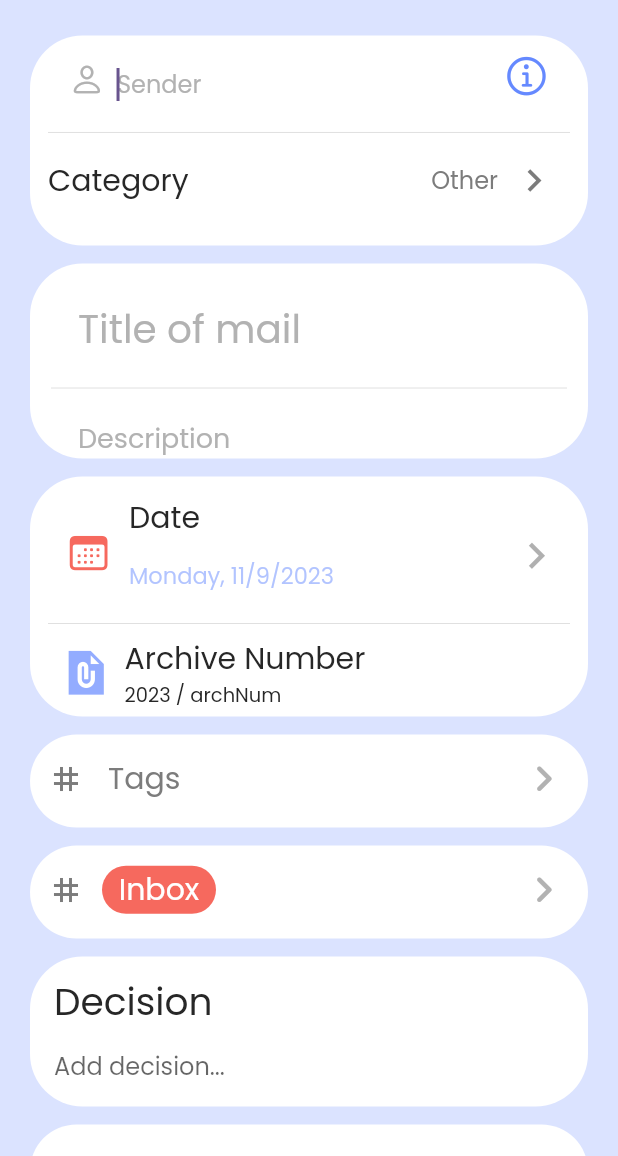
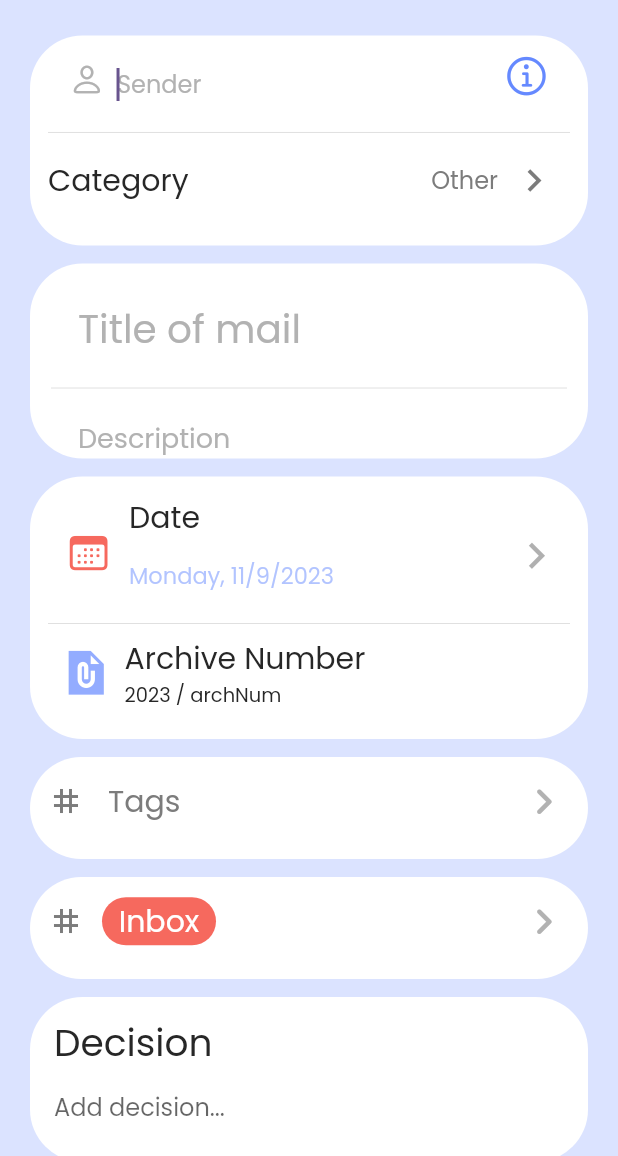
Before and after one commit to ranakh2001/Complaints-Mail-App-palmail-, a Flutter app: the NewInboxView screen opened directly, on a phone screen of 412 x 824 dp, the part 80-1236 px from its top. Run offline on Flutter 3.47's test engine with Material 2 defaults, Android fonts, the phone set to English and light mode, and no system bars; our stand-ins replace calendar_date_picker2, flutter_svg, google_fonts; project files that could hold a hidden picture were left out.

Commit message:
providers

```diff
--- /dev/null
+++ b/lib/providers/category_notifier.dart
@@ -0,0 +1,12 @@
+import 'package:flutter/foundation.dart';
+
+class CategoryProvider with ChangeNotifier {
+  int _clickedIndex = 0;
+
+  int get clickedIndex => _clickedIndex;
+
+  void setClickedIndex(int index) {
+    _clickedIndex = index;
+    notifyListeners();
+  }
+}
--- /dev/null
+++ b/lib/providers/new_inbox_provider.dart
@@ -0,0 +1,22 @@
+import 'package:flutter/cupertino.dart';
+import 'package:flutter/foundation.dart';
+
+class NewInboxProvider with ChangeNotifier {
+  TextEditingController? senderController;
+  TextEditingController? titleController;
+  TextEditingController? addDecisionController;
+  TextEditingController? addNewActivityController;
+  TextEditingController? dateInputController;
+  TextEditingController? descriptionController;
+
+  NewInboxModel() {
+    senderController = TextEditingController();
+    titleController = TextEditingController();
+    addDecisionController = TextEditingController();
+    addNewActivityController = TextEditingController();
+    dateInputController = TextEditingController();
+    descriptionController = TextEditingController();
+  }
+
+// You can add more methods and state management logic here if needed
+}
--- /dev/null
+++ b/lib/providers/sender_search_provider.dart
@@ -0,0 +1,22 @@
+import 'package:flutter/foundation.dart';
+import 'package:flutter/material.dart';
+
+class SenderSearchProvider with ChangeNotifier {
+  TextEditingController senderSearchController = TextEditingController();
+  List<String> orgsSenders = ['Logain', 'Rana', 'Tasneem'];
+  List<String> otherSenders = ['Logain', 'Rana', 'Tasneem'];
+  List<String> filteredSenders = [];
+
+  void searchSender(String query) {
+    final filteredOrgSenders = orgsSenders.where(
+      (sender) => sender.toLowerCase().contains(query.toLowerCase()),
+    );
+
+    final filteredOtherSenders = otherSenders.where(
+      (sender) => sender.toLowerCase().contains(query.toLowerCase()),
+    );
+
+    filteredSenders = [...filteredOrgSenders, ...filteredOtherSenders];
+    notifyListeners();
+  }
+}
--- /dev/null
+++ b/lib/providers/status_provider.dart
@@ -0,0 +1,12 @@
+import 'package:flutter/foundation.dart';
+
+class StatusProvider with ChangeNotifier {
+  int _clickedIndex = 0;
+
+  int get clickedIndex => _clickedIndex;
+
+  void setClickedIndex(int index) {
+    _clickedIndex = index;
+    notifyListeners();
+  }
+}
--- a/lib/screens/new inbox/new_inbox_view.dart
+++ b/lib/screens/new inbox/new_inbox_view.dart
@@ -1,43 +1,27 @@
-import 'package:finalproject/screens/widgets/add_activity_container.dart';
-import 'package:finalproject/screens/widgets/app_bar.dart';
-import 'package:finalproject/screens/widgets/custom_expansion_tile.dart';
-import 'package:finalproject/screens/widgets/date_archive_container.dart';
-import 'package:finalproject/screens/widgets/decision_container.dart';
-import 'package:finalproject/screens/widgets/sender_and_category_container.dart';
-import 'package:finalproject/screens/widgets/title_and_desription_container.dart';
-import 'package:finalproject/screens/widgets/wide_container.dart';
-import 'package:flutter/cupertino.dart';
 import 'package:flutter/material.dart';
+import 'package:provider/provider.dart';
+import '../../constants.dart';
+import '../../providers/new_inbox_provider.dart';
+import '../widgets/add_activity_container.dart';
+import '../widgets/app_bar.dart';
+import '../widgets/custom_expansion_tile.dart';
+import '../widgets/date_archive_container.dart';
+import '../widgets/decision_container.dart';
+import '../widgets/sender_and_category_container.dart';
+import '../widgets/title_and_desription_container.dart';
+import '../widgets/wide_container.dart';
 
-import '../../constants.dart';
-
-class NewInboxView extends StatefulWidget {
-  @override
-  State<NewInboxView> createState() => _NewInboxViewState();
-}
-
-class _NewInboxViewState extends State<NewInboxView> {
-  TextEditingController? senderController;
-  TextEditingController? titleController;
-  TextEditingController? addDecisionController;
-  TextEditingController? addNewActivityController;
-  TextEditingController? dateInputController;
-  TextEditingController? descriptionController;
-
-  @override
-  void initState() {
-    senderController = TextEditingController();
-    senderController = TextEditingController();
-    titleController = TextEditingController();
-    addDecisionController = TextEditingController();
-    addNewActivityController = TextEditingController();
-    dateInputController = TextEditingController();
-    descriptionController = TextEditingController();
-    super.initState();
-  }
-
+class NewInboxView extends StatelessWidget {
   @override
   Widget build(BuildContext context) {
+    final newInboxProvider = Provider.of<NewInboxProvider>(context);
+    final senderController = newInboxProvider.senderController;
+    final titleController = newInboxProvider.titleController;
+    final addDecisionController = newInboxProvider.addDecisionController;
+    final addNewActivityController = newInboxProvider.addNewActivityController;
+    final dateInputController = newInboxProvider.dateInputController;
+    final descriptionController = newInboxProvider.descriptionController;
+
     return Scaffold(
       body: Container(
         color: backgroundColor,
--- a/lib/screens/widgets/date_archive_container.dart
+++ b/lib/screens/widgets/date_archive_container.dart
@@ -3,7 +3,6 @@ import 'package:flutter/material.dart';
 import 'package:intl/intl.dart';
 
 import '../../constants.dart';
-
 
 class DateArchiveContainer extends StatefulWidget {
   const DateArchiveContainer({
@@ -26,7 +25,7 @@ class _DateArchiveContainerState extends State<DateArchiveContainer> {
   @override
   Widget build(BuildContext context) {
     return Container(
-      height: 160,
+      height: 175,
       width: 378,
       decoration: BoxDecoration(
         borderRadius: BorderRadius.circular(35),
--- a/lib/screens/widgets/decision_container.dart
+++ b/lib/screens/widgets/decision_container.dart
@@ -11,7 +11,7 @@ class DecisionContainer extends StatelessWidget {
   @override
   Widget build(BuildContext context) {
     return Container(
-      height: 100,
+      height: 110,
       width: 350,
       decoration: BoxDecoration(
         borderRadius: BorderRadius.circular(35),
--- a/lib/screens/widgets/wide_container.dart
+++ b/lib/screens/widgets/wide_container.dart
@@ -12,7 +12,7 @@ class WideContainer extends StatelessWidget {
   @override
   Widget build(BuildContext context) {
     return Container(
-      height: 62,
+      height: 68,
       width: 378,
       decoration: BoxDecoration(
         borderRadius: BorderRadius.circular(35),
```
Also changed, not shown: lib/main.dart (+25 -7 lines), lib/screens/new inbox/categories_view.dart (+30 -24 lines), lib/screens/new inbox/sender_search_view.dart (+16 -41 lines), lib/screens/new inbox/status_view.dart (+26 -29 lines), lib/screens/new inbox/tag_view.dart (+4 -10 lines), lib/providers/tag_provider.dart (added).
